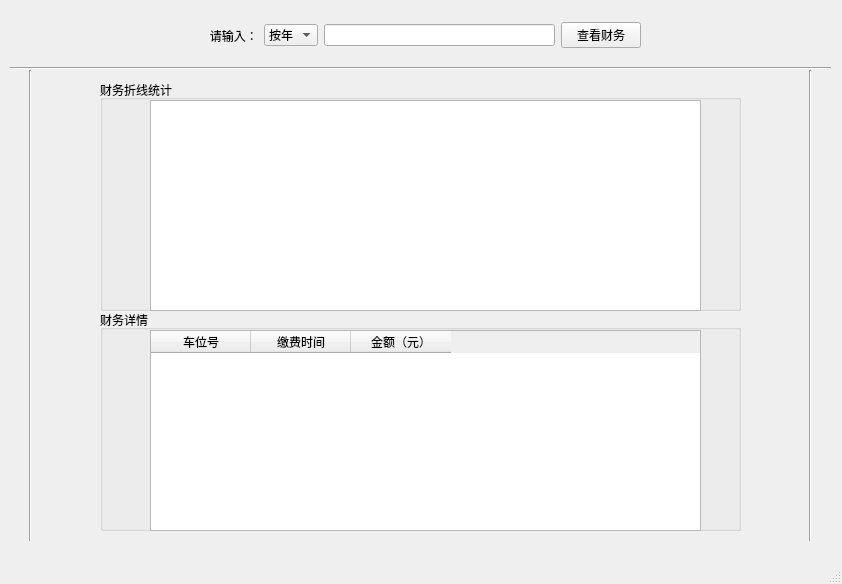
Before: the Qt Designer form Python_tensorflow_LicensePlate/front/finance_Ui.ui in handsomeyaqiang/plate_number_of_company_parking_lot, drawn with Qt 5.
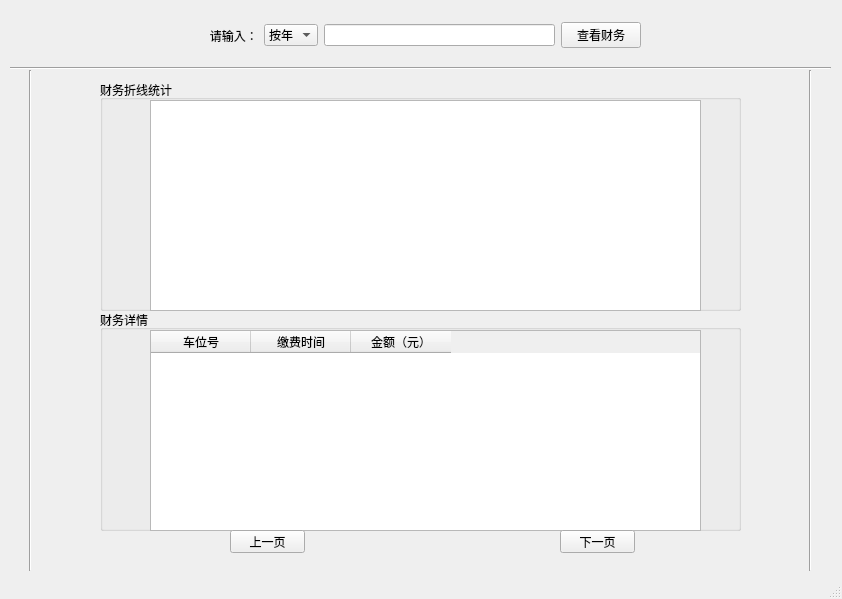
After: the same form once the commit is applied.

Commit message: 财务管理分页按钮和槽函数，微调了布局，

The edit to the form file:
```diff
--- a/Python_tensorflow_LicensePlate/front/finance_Ui.ui
+++ b/Python_tensorflow_LicensePlate/front/finance_Ui.ui
@@ -7,7 +7,7 @@
     <x>0</x>
     <y>0</y>
     <width>842</width>
-    <height>584</height>
+    <height>599</height>
    </rect>
   </property>
   <property name="windowTitle">
@@ -94,7 +94,7 @@
       <x>800</x>
       <y>70</y>
       <width>20</width>
-      <height>471</height>
+      <height>501</height>
      </rect>
     </property>
     <property name="orientation">
@@ -181,13 +181,39 @@
       <x>20</x>
       <y>70</y>
       <width>20</width>
-      <height>471</height>
+      <height>501</height>
      </rect>
     </property>
     <property name="orientation">
      <enum>Qt::Vertical</enum>
     </property>
    </widget>
+   <widget class="QPushButton" name="pushButton_2">
+    <property name="geometry">
+     <rect>
+      <x>230</x>
+      <y>530</y>
+      <width>75</width>
+      <height>23</height>
+     </rect>
+    </property>
+    <property name="text">
+     <string>上一页</string>
+    </property>
+   </widget>
+   <widget class="QPushButton" name="pushButton_3">
+    <property name="geometry">
+     <rect>
+      <x>560</x>
+      <y>530</y>
+      <width>75</width>
+      <height>23</height>
+     </rect>
+    </property>
+    <property name="text">
+     <string>下一页</string>
+    </property>
+   </widget>
   </widget>
   <widget class="QMenuBar" name="menubar">
    <property name="geometry">
```
The commit also changes 2 other files.
